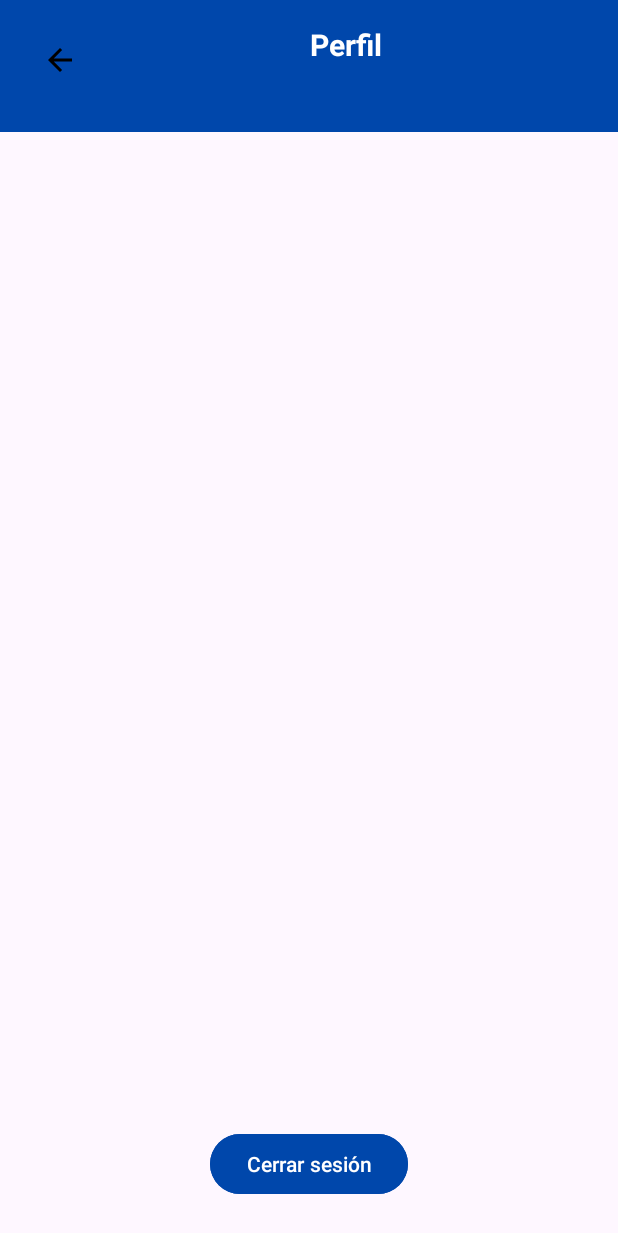
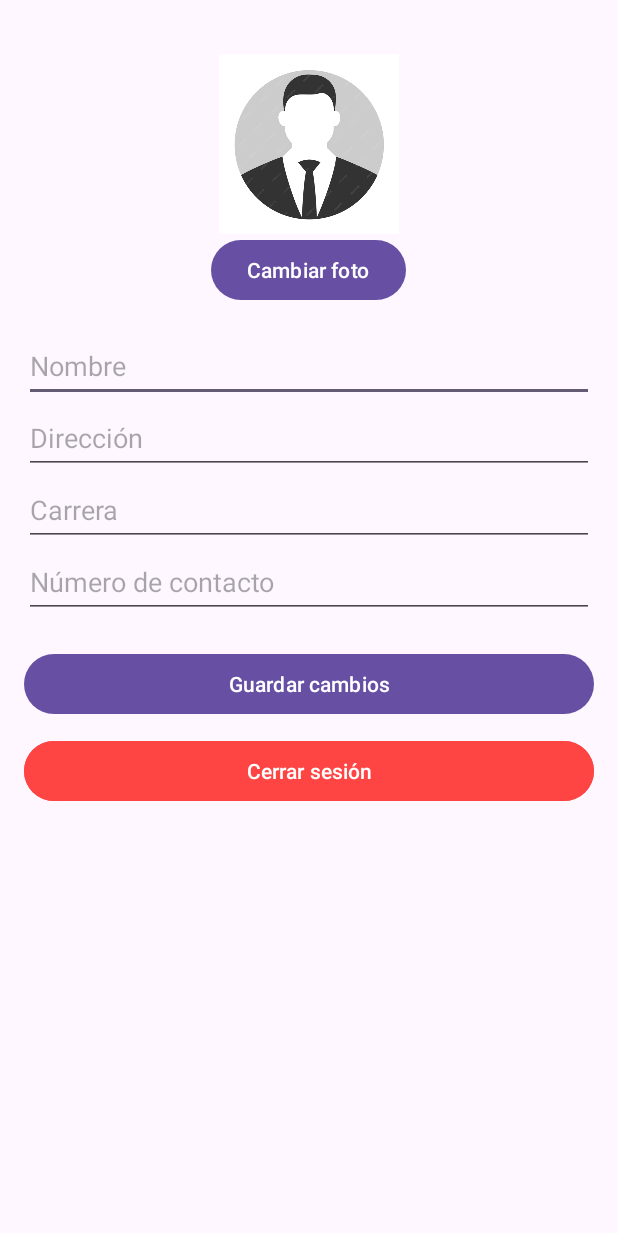
Before and after one commit to Nicom1123/Unimarket-USC, an Android app: the layout perfil.xml on its own in the app's theme, with its tools: preview values and no code run, on a phone screen of 412 x 824 dp. Shown: the top 1233 px of the screen. Run offline under Robolectric (Android 15) with nearby library versions, the phone set to English and light mode, and no system bars.

Commit message:
edicion perfil

```diff
--- a/app/build.gradle.kts
+++ b/app/build.gradle.kts
@@ -1,7 +1,9 @@
 plugins {
     alias(libs.plugins.android.application)
     alias(libs.plugins.kotlin.android)
+    id("kotlin-kapt")
 }
+
 
 android {
     namespace = "com.example.unimarketusc"
@@ -50,4 +52,8 @@ dependencies {
     testImplementation(libs.junit)
     androidTestImplementation(libs.androidx.junit)
     androidTestImplementation(libs.androidx.espresso.core)
+    implementation("com.squareup.retrofit2:retrofit:2.9.0")
+    implementation("com.squareup.retrofit2:converter-gson:2.9.0")
+    implementation("com.github.bumptech.glide:glide:4.15.1")
+    kapt("com.github.bumptech.glide:compiler:4.15.1")
 }
--- /dev/null
+++ b/app/src/main/java/com/example/unimarketusc/api/PerfilApi.kt
@@ -0,0 +1,24 @@
+package com.example.unimarketusc.api
+
+import okhttp3.MultipartBody
+import okhttp3.RequestBody
+import okhttp3.ResponseBody
+import retrofit2.Call
+import retrofit2.http.*
+
+interface PerfilApi {
+
+    @Multipart
+    @POST("guardar_perfil.php")
+    fun guardarPerfil(
+        @Part("user_id") userId: RequestBody,
+        @Part("nombre") nombre: RequestBody,
+        @Part("direccion") direccion: RequestBody,
+        @Part("carrera") carrera: RequestBody,
+        @Part("contacto") contacto: RequestBody,
+        @Part imagen: MultipartBody.Part?
+    ): Call<ResponseBody>
+
+    @GET("obtener_perfil.php")
+    fun obtenerPerfil(@Query("user_id") userId: Int): Call<PerfilResponse>
+}
--- /dev/null
+++ b/app/src/main/java/com/example/unimarketusc/api/PerfilResponse.kt
@@ -0,0 +1,9 @@
+package com.example.unimarketusc.api
+
+data class PerfilResponse(
+    val nombre: String,
+    val direccion: String,
+    val carrera: String,
+    val contacto: String,
+    val imagen: String
+)
--- /dev/null
+++ b/app/src/main/java/com/example/unimarketusc/api/RetrofitClient.kt
@@ -0,0 +1,17 @@
+package com.example.unimarketusc.api
+
+import retrofit2.Retrofit
+import retrofit2.converter.gson.GsonConverterFactory
+
+object RetrofitClient {
+    private const val BASE_URL = "http://192.168.56.1/unimarket_usc/"
+
+    val instance: PerfilApi by lazy {
+        val retrofit = Retrofit.Builder()
+            .baseUrl(BASE_URL)
+            .addConverterFactory(GsonConverterFactory.create())
+            .build()
+
+        retrofit.create(PerfilApi::class.java)
+    }
+}
--- a/app/src/main/res/layout/perfil.xml
+++ b/app/src/main/res/layout/perfil.xml
@@ -1,50 +1,73 @@
-<?xml version="1.0" encoding="utf-8"?>
-<androidx.constraintlayout.widget.ConstraintLayout xmlns:android="http://schemas.android.com/apk/res/android"
-    xmlns:tools="http://schemas.android.com/tools"
+<ScrollView xmlns:android="http://schemas.android.com/apk/res/android"
     android:layout_width="match_parent"
     android:layout_height="match_parent"
-    xmlns:app="http://schemas.android.com/apk/res-auto">
+    android:padding="16dp">
 
     <LinearLayout
-        android:id="@+id/header"
-        android:layout_width="0dp"
-        android:layout_height="88dp"
-        android:background="#0047AB"
-        android:orientation="horizontal"
-        android:padding="16dp"
-        app:layout_constraintTop_toTopOf="parent"
-        app:layout_constraintStart_toStartOf="parent"
-        app:layout_constraintEnd_toEndOf="parent">
+        android:layout_width="match_parent"
+        android:layout_height="wrap_content"
+        android:orientation="vertical"
+        android:gravity="center_horizontal">
 
-        <ImageButton
-            android:id="@+id/Btnvolver"
-            android:layout_width="48dp"
+        <!-- Imagen de perfil -->
+        <ImageView
+            android:id="@+id/imgPerfil"
+            android:layout_width="120dp"
+            android:layout_height="120dp"
+            android:src="@drawable/perfil_usuario"
+            android:scaleType="centerCrop"
+            android:layout_marginTop="20dp"
+            />
+
+        <Button
+            android:id="@+id/btnCambiarImagen"
+            android:layout_width="wrap_content"
+            android:layout_height="wrap_content"
+            android:text="Cambiar foto" />
+
+        <!-- Campos de perfil -->
+        <EditText
+            android:id="@+id/etNombre"
+            android:layout_width="match_parent"
             android:layout_height="48dp"
-            android:background="@android:color/transparent"
-            android:contentDescription="Volver"
-            android:src="@drawable/ic_arrow_back" />
+            android:layout_marginTop="16dp"
+            android:hint="Nombre"
+            android:inputType="textPersonName" />
 
-        <TextView
-            android:id="@+id/Perfil"
-            android:layout_width="0dp"
+        <EditText
+            android:id="@+id/etDireccion"
+            android:layout_width="match_parent"
+            android:layout_height="48dp"
+            android:hint="Dirección" />
+
+        <EditText
+            android:id="@+id/etCarrera"
+            android:layout_width="match_parent"
+            android:layout_height="48dp"
+            android:hint="Carrera" />
+
+
+        <EditText
+            android:id="@+id/etContacto"
+            android:layout_width="match_parent"
+            android:layout_height="48dp"
+            android:hint="Número de contacto"
+            android:inputType="phone" />
+
+        <!-- Botones -->
+        <Button
+            android:id="@+id/btnGuardar"
+            android:layout_width="match_parent"
             android:layout_height="wrap_content"
-            android:layout_weight="1"
-            android:gravity="center"
-            android:text="@string/Perfil"
-            android:textColor="#FFFFFF"
-            android:textSize="20sp"
-            android:textStyle="bold" />
+            android:text="Guardar cambios"
+            android:layout_marginTop="20dp"/>
+
+        <Button
+            android:id="@+id/btnCerrarSesion"
+            android:layout_width="match_parent"
+            android:layout_height="wrap_content"
+            android:text="Cerrar sesión"
+            android:backgroundTint="@android:color/holo_red_light"
+            android:layout_marginTop="10dp"/>
     </LinearLayout>
-
-    <Button
-        android:id="@+id/button2"
-        android:layout_width="wrap_content"
-        android:layout_height="wrap_content"
-        android:layout_marginBottom="24dp"
-        android:backgroundTint="#0047AB"
-        android:text="@string/Cerrar_sesion"
-        app:layout_constraintBottom_toBottomOf="parent"
-        app:layout_constraintEnd_toEndOf="parent"
-        app:layout_constraintStart_toStartOf="parent" />
-
-</androidx.constraintlayout.widget.ConstraintLayout>
+</ScrollView>
--- a/build.gradle.kts
+++ b/build.gradle.kts
@@ -2,4 +2,5 @@
 plugins {
     alias(libs.plugins.android.application) apply false
     alias(libs.plugins.kotlin.android) apply false
+
 }
```
Also changed, not shown: app/src/main/res/drawable/perfil_usuario.png (added).
